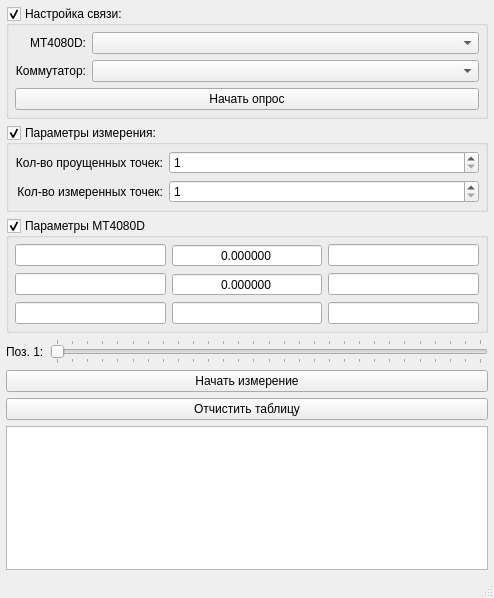
Above: MT4080D_AUTO/mainwindow.ui from XRay3D/MT4080D before the change. Below: the same form after it.
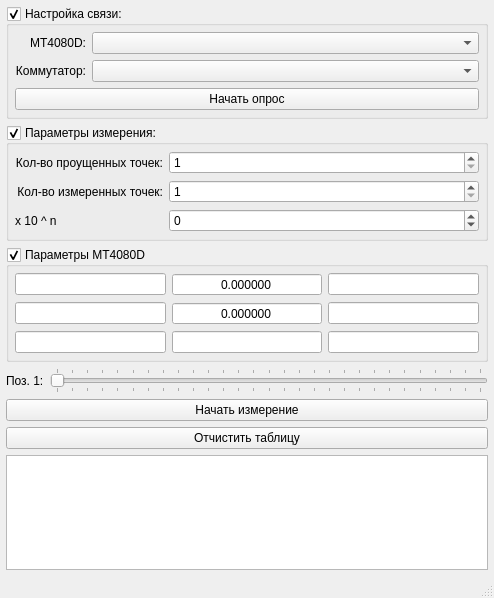
That is the form after the change. Icons and pictures are not drawn. Custom widgets are drawn as their Qt base class.

The edit to the form file:
```diff
--- a/MT4080D_AUTO/mainwindow.ui
+++ b/MT4080D_AUTO/mainwindow.ui
@@ -24,59 +24,6 @@
     <property name="bottomMargin">
      <number>6</number>
     </property>
-    <item row="6" column="0" colspan="2">
-     <widget class="MyTable" name="tableView"/>
-    </item>
-    <item row="4" column="0" colspan="2">
-     <widget class="QPushButton" name="pbStartMeas">
-      <property name="text">
-       <string>Начать измерение</string>
-      </property>
-      <property name="icon">
-       <iconset resource="res.qrc">
-        <normaloff>:/res/image2.png</normaloff>:/res/image2.png</iconset>
-      </property>
-      <property name="checkable">
-       <bool>true</bool>
-      </property>
-     </widget>
-    </item>
-    <item row="5" column="0" colspan="2">
-     <widget class="QPushButton" name="pbClearTable">
-      <property name="text">
-       <string>Отчистить таблицу</string>
-      </property>
-     </widget>
-    </item>
-    <item row="3" column="0">
-     <widget class="QLabel" name="label_rel">
-      <property name="text">
-       <string>Поз. 1:</string>
-      </property>
-     </widget>
-    </item>
-    <item row="3" column="1">
-     <widget class="QSlider" name="hsRelPos">
-      <property name="minimum">
-       <number>1</number>
-      </property>
-      <property name="maximum">
-       <number>29</number>
-      </property>
-      <property name="pageStep">
-       <number>1</number>
-      </property>
-      <property name="orientation">
-       <enum>Qt::Horizontal</enum>
-      </property>
-      <property name="tickPosition">
-       <enum>QSlider::TicksBothSides</enum>
-      </property>
-      <property name="tickInterval">
-       <number>1</number>
-      </property>
-     </widget>
-    </item>
     <item row="1" column="0" colspan="2">
      <widget class="QGroupBox" name="gbxSettings">
       <property name="title">
@@ -98,16 +45,13 @@
        <property name="bottomMargin">
         <number>6</number>
        </property>
-       <item row="1" column="1">
-        <widget class="QSpinBox" name="sbxMeasCount">
-         <property name="sizePolicy">
-          <sizepolicy hsizetype="MinimumExpanding" vsizetype="Fixed">
-           <horstretch>0</horstretch>
-           <verstretch>0</verstretch>
-          </sizepolicy>
+       <item row="0" column="0">
+        <widget class="QLabel" name="label_1">
+         <property name="text">
+          <string>Кол-во проущенных точек:</string>
          </property>
-         <property name="minimum">
-          <number>1</number>
+         <property name="alignment">
+          <set>Qt::AlignRight|Qt::AlignTrailing|Qt::AlignVCenter</set>
          </property>
         </widget>
        </item>
@@ -121,6 +65,19 @@
          </property>
         </widget>
        </item>
+       <item row="1" column="1">
+        <widget class="QSpinBox" name="sbxMeasCount">
+         <property name="sizePolicy">
+          <sizepolicy hsizetype="MinimumExpanding" vsizetype="Fixed">
+           <horstretch>0</horstretch>
+           <verstretch>0</verstretch>
+          </sizepolicy>
+         </property>
+         <property name="minimum">
+          <number>1</number>
+         </property>
+        </widget>
+       </item>
        <item row="0" column="1">
         <widget class="QSpinBox" name="sbxSkipMeas">
          <property name="sizePolicy">
@@ -134,19 +91,33 @@
          </property>
         </widget>
        </item>
-       <item row="0" column="0">
-        <widget class="QLabel" name="label_1">
+       <item row="2" column="1">
+        <widget class="QSpinBox" name="spinBox">
+         <property name="minimum">
+          <number>-9</number>
+         </property>
+         <property name="maximum">
+          <number>9</number>
+         </property>
+        </widget>
+       </item>
+       <item row="2" column="0">
+        <widget class="QLabel" name="label">
          <property name="text">
-          <string>Кол-во проущенных точек:</string>
-         </property>
-         <property name="alignment">
-          <set>Qt::AlignRight|Qt::AlignTrailing|Qt::AlignVCenter</set>
+          <string>x 10 ^ n</string>
          </property>
         </widget>
        </item>
       </layout>
      </widget>
     </item>
+    <item row="6" column="0" colspan="2">
+     <widget class="QPushButton" name="pbClearTable">
+      <property name="text">
+       <string>Отчистить таблицу</string>
+      </property>
+     </widget>
+    </item>
     <item row="0" column="0" colspan="2">
      <widget class="QGroupBox" name="gbxConnection">
       <property name="title">
@@ -225,7 +196,53 @@
       </layout>
      </widget>
     </item>
-    <item row="2" column="0" colspan="2">
+    <item row="4" column="0">
+     <widget class="QLabel" name="label_rel">
+      <property name="text">
+       <string>Поз. 1:</string>
+      </property>
+     </widget>
+    </item>
+    <item row="5" column="0" colspan="2">
+     <widget class="QPushButton" name="pbStartMeas">
+      <property name="text">
+       <string>Начать измерение</string>
+      </property>
+      <property name="icon">
+       <iconset resource="res.qrc">
+        <normaloff>:/res/image2.png</normaloff>:/res/image2.png</iconset>
+      </property>
+      <property name="checkable">
+       <bool>true</bool>
+      </property>
+     </widget>
+    </item>
+    <item row="7" column="0" colspan="2">
+     <widget class="MyTable" name="tableView"/>
+    </item>
+    <item row="4" column="1">
+     <widget class="QSlider" name="hsRelPos">
+      <property name="minimum">
+       <number>1</number>
+      </property>
+      <property name="maximum">
+       <number>29</number>
+      </property>
+      <property name="pageStep">
+       <number>1</number>
+      </property>
+      <property name="orientation">
+       <enum>Qt::Horizontal</enum>
+      </property>
+      <property name="tickPosition">
+       <enum>QSlider::TicksBothSides</enum>
+      </property>
+      <property name="tickInterval">
+       <number>1</number>
+      </property>
+     </widget>
+    </item>
+    <item row="3" column="0" colspan="2">
      <widget class="QGroupBox" name="gbxMt4080">
       <property name="title">
        <string>Параметры MT4080D</string>
@@ -330,6 +347,9 @@
          <property name="decimals">
           <number>6</number>
          </property>
+         <property name="minimum">
+          <double>-1000000.000000000000000</double>
+         </property>
          <property name="maximum">
           <double>1000000.000000000000000</double>
          </property>
@@ -349,6 +369,9 @@
          <property name="decimals">
           <number>6</number>
          </property>
+         <property name="minimum">
+          <double>-1000000.000000000000000</double>
+         </property>
          <property name="maximum">
           <double>1000000.000000000000000</double>
          </property>
```
